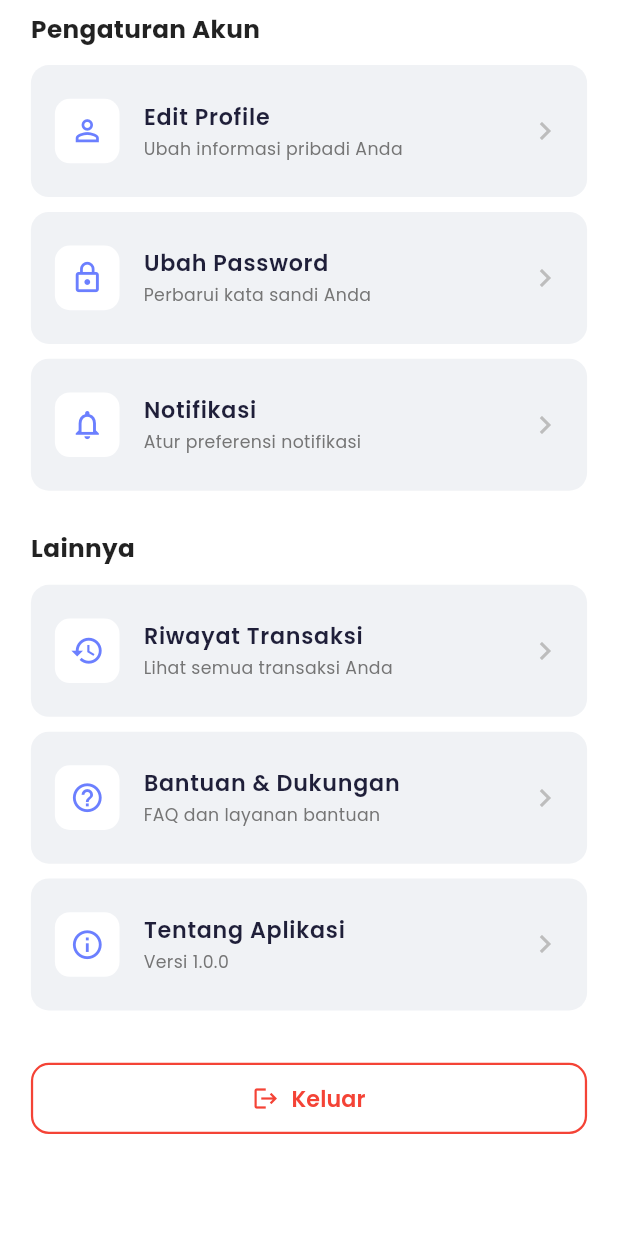
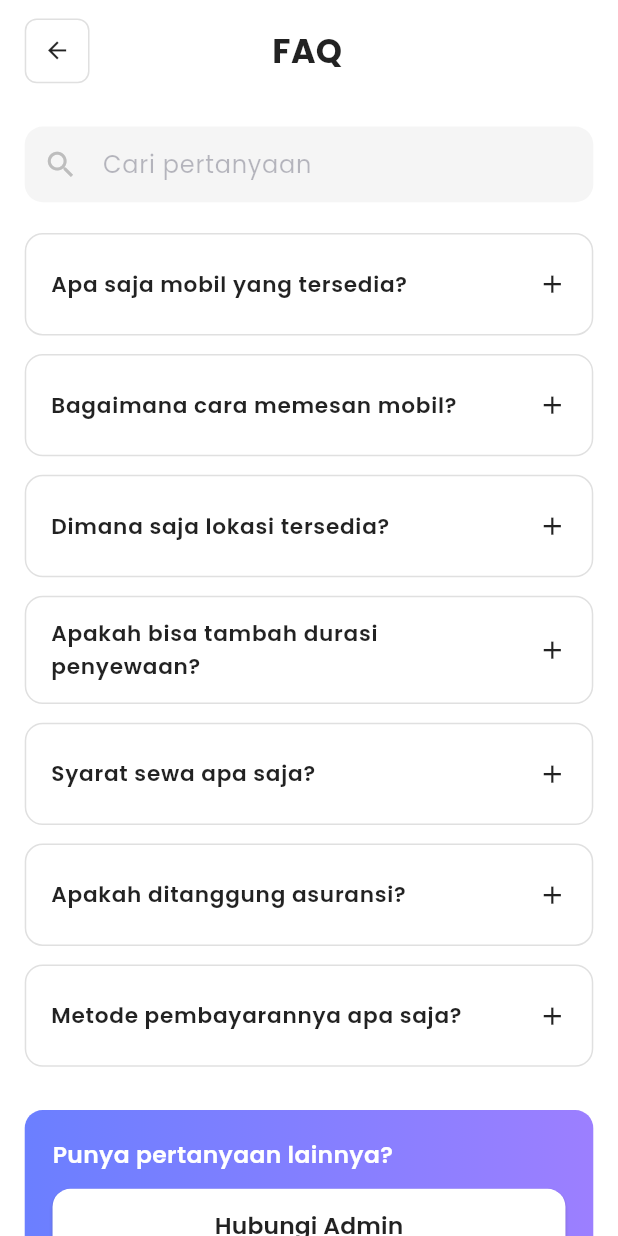
Before and after one commit to Why-sptr/Rent-App, a Flutter app: the ProfilePage screen opened directly with empty values, scrolled down 516 dp, after a tap on "Bantuan & Dukungan", on a phone screen of 412 x 824 dp. Run offline on Flutter 3.47's test engine with Material 3 defaults, Android fonts, the phone set to English and light mode, and no system bars; our stand-ins replace flutter_map, google_fonts, latlong2.

Commit message:
faet: create faq

```diff
--- /dev/null
+++ b/lib/pages/faq_page.dart
@@ -0,0 +1,269 @@
+import 'package:flutter/material.dart';
+import 'package:rent_app/config/app_colors.dart';
+import 'package:rent_app/config/app_constants.dart';
+import 'package:rent_app/config/app_text_styles.dart';
+
+class FaqPage extends StatefulWidget {
+  const FaqPage({super.key});
+
+  @override
+  State<FaqPage> createState() => _FaqPageState();
+}
+
+class _FaqPageState extends State<FaqPage> {
+  int? expandedIndex;
+
+  final List<Map<String, String>> faqItems = [
+    {
+      'question': 'Apa saja mobil yang tersedia?',
+      'answer': 'Kami menyediakan berbagai jenis mobil mulai dari city car, SUV, MPV, hingga mobil mewah. Semua mobil dalam kondisi terawat dan siap pakai.',
+    },
+    {
+      'question': 'Bagaimana cara memesan mobil?',
+      'answer': 'Caranya adalah pilih mobil yang ingin kamu pesan selanjutnya tentukan lokasi dan durasi. Setelah itu bayar dan tunjukan QR ke admin',
+    },
+    {
+      'question': 'Dimana saja lokasi tersedia?',
+      'answer': 'Kami melayani penyewaan di seluruh kota besar di Indonesia seperti Jakarta, Bandung, Surabaya, Semarang, Yogyakarta, dan kota-kota lainnya.',
+    },
+    {
+      'question': 'Apakah bisa tambah durasi penyewaan?',
+      'answer': 'Tentu bisa! Anda dapat menghubungi admin kami untuk perpanjangan durasi sewa. Biaya tambahan akan dihitung secara proporsional.',
+    },
+    {
+      'question': 'Syarat sewa apa saja?',
+      'answer': 'Syarat sewa meliputi: KTP asli, SIM A yang masih berlaku, deposit sesuai jenis mobil, dan mengisi formulir penyewaan.',
+    },
+    {
+      'question': 'Apakah ditanggung asuransi?',
+      'answer': 'Ya, semua mobil yang disewakan sudah tercover asuransi all risk. Namun ada ketentuan khusus untuk klaim yang dapat Anda tanyakan ke admin.',
+    },
+    {
+      'question': 'Metode pembayarannya apa saja?',
+      'answer': 'Kami menerima pembayaran melalui transfer bank, e-wallet (GoPay, OVO, Dana), dan kartu kredit/debit.',
+    },
+  ];
+
+  @override
+  Widget build(BuildContext context) {
+    final screenHeight = MediaQuery.of(context).size.height;
+    final screenWidth = MediaQuery.of(context).size.width;
+
+    return Scaffold(
+      backgroundColor: AppColors.backgroundWhite,
+      body: SafeArea(
+        child: ListView(
+          padding: EdgeInsets.zero,
+          children: [
+            // Header
+            Padding(
+              padding: EdgeInsets.symmetric(
+                horizontal: screenWidth * 0.04,
+                vertical: screenHeight * 0.015,
+              ),
+              child: Row(
+                children: [
+                  GestureDetector(
+                    onTap: () => Navigator.pop(context),
+                    child: Container(
+                      padding: EdgeInsets.all(screenWidth * 0.028),
+                      decoration: BoxDecoration(
+                        border: Border.all(
+                          color: Colors.grey[300]!,
+                          width: 1,
+                        ),
+                        borderRadius: BorderRadius.circular(8),
+                      ),
+                      child: Icon(
+                        Icons.arrow_back,
+                        color: AppColors.textBlack,
+                        size: screenHeight * 0.022,
+                      ),
+                    ),
+                  ),
+                  Expanded(
+                    child: Text(
+                      'FAQ',
+                      textAlign: TextAlign.center,
+                      style: TextStyle(
+                        fontSize: screenHeight * 0.027,
+                        fontWeight: FontWeight.bold,
+                        color: AppColors.textBlack,
+                      ),
+                    ),
+                  ),
+                  SizedBox(width: screenWidth * 0.11),
+                ],
+              ),
+            ),
+
+            SizedBox(height: screenHeight * 0.02),
+
+            // Search Bar
+            Padding(
+              padding: EdgeInsets.symmetric(horizontal: screenWidth * 0.04),
+              child: Container(
+                decoration: BoxDecoration(
+                  color: AppColors.backgroundLightGrey,
+                  borderRadius: BorderRadius.circular(AppConstants.borderRadiusMedium),
+                ),
+                child: TextField(
+                  decoration: InputDecoration(
+                    hintText: 'Cari pertanyaan',
+                    hintStyle: AppTextStyles.hint(context),
+                    prefixIcon: Icon(
+                      Icons.search,
+                      color: Colors.grey[400],
+                      size: screenHeight * 0.028,
+                    ),
+                    border: InputBorder.none,
+                    contentPadding: EdgeInsets.symmetric(
+                      vertical: screenHeight * 0.016,
+                    ),
+                  ),
+                ),
+              ),
+            ),
+
+            SizedBox(height: screenHeight * 0.025),
+
+            // FAQ Items
+            Padding(
+              padding: EdgeInsets.symmetric(horizontal: screenWidth * 0.04),
+              child: Column(
+                children: [
+                  // FAQ Items
+                  ...List.generate(faqItems.length, (index) {
+                    final isExpanded = expandedIndex == index;
+                    return Container(
+                      margin: EdgeInsets.only(bottom: screenHeight * 0.015),
+                      decoration: BoxDecoration(
+                        color: AppColors.backgroundWhite,
+                        borderRadius: BorderRadius.circular(AppConstants.borderRadiusMedium),
+                        border: Border.all(
+                          color: Colors.grey[300]!,
+                          width: 1,
+                        ),
+                      ),
+                      child: Theme(
+                        data: Theme.of(context).copyWith(
+                          dividerColor: Colors.transparent,
+                        ),
+                        child: ExpansionTile(
+                          tilePadding: EdgeInsets.symmetric(
+                            horizontal: screenWidth * 0.04,
+                            vertical: screenHeight * 0.005,
+                          ),
+                          title: Text(
+                            faqItems[index]['question']!,
+                            style: TextStyle(
+                              fontSize: screenHeight * 0.0175,
+                              fontWeight: FontWeight.w600,
+                              color: AppColors.textBlack,
+                            ),
+                          ),
+                          trailing: Icon(
+                            isExpanded ? Icons.remove : Icons.add,
+                            color: AppColors.textBlack,
+                            size: screenHeight * 0.024,
+                          ),
+                          onExpansionChanged: (expanded) {
+                            setState(() {
+                              expandedIndex = expanded ? index : null;
+                            });
+                          },
+                          children: [
+                            Padding(
+                              padding: EdgeInsets.fromLTRB(
+                                screenWidth * 0.04,
+                                0,
+                                screenWidth * 0.04,
+                                screenHeight * 0.02,
+                              ),
+                              child: Text(
+                                faqItems[index]['answer']!,
+                                style: TextStyle(
+                                  fontSize: screenHeight * 0.016,
+                                  color: Colors.grey[600],
+                                  height: 1.5,
+                                ),
+                              ),
+                            ),
+                          ],
+                        ),
+                      ),
+                    );
+                  }),
+
+                  SizedBox(height: screenHeight * 0.02),
+
+                  // Bottom Section - Punya pertanyaan lainnya
+                  Container(
+                    margin: EdgeInsets.only(bottom: screenHeight * 0.03),
+                    padding: EdgeInsets.symmetric(
+                      horizontal: screenWidth * 0.045,
+                      vertical: screenHeight * 0.022,
+                    ),
+                    decoration: BoxDecoration(
+                      gradient: const LinearGradient(
+                        colors: [AppColors.gradientStart1, AppColors.gradientEnd1],
+                        begin: Alignment.centerLeft,
+                        end: Alignment.centerRight,
+                      ),
+                      borderRadius: BorderRadius.circular(AppConstants.borderRadiusMedium),
+                    ),
+                    child: Column(
+                      crossAxisAlignment: CrossAxisAlignment.start,
+                      children: [
+                        Text(
+                          'Punya pertanyaan lainnya?',
+                          style: TextStyle(
+                            fontSize: screenHeight * 0.019,
+                            fontWeight: FontWeight.w600,
+                            color: AppColors.textWhite,
+                          ),
+                        ),
+                        SizedBox(height: screenHeight * 0.015),
+                        SizedBox(
+                          width: double.infinity,
+                          child: ElevatedButton(
+                            onPressed: () {
+                              // Action untuk hubungi admin
+                              ScaffoldMessenger.of(context).showSnackBar(
+                                const SnackBar(
+                                  content: Text('Menghubungi admin...'),
+                                  backgroundColor: AppColors.primaryBlue,
+                                ),
+                              );
+                            },
+                            style: ElevatedButton.styleFrom(
+                              backgroundColor: AppColors.backgroundWhite,
+                              padding: EdgeInsets.symmetric(
+                                vertical: screenHeight * 0.016,
+                              ),
+                              shape: RoundedRectangleBorder(
+                                borderRadius: BorderRadius.circular(AppConstants.borderRadiusMedium),
+                              ),
+                            ),
+                            child: Text(
+                              'Hubungi Admin',
+                              style: TextStyle(
+                                fontSize: screenHeight * 0.019,
+                                fontWeight: FontWeight.w600,
+                                color: AppColors.textBlack,
+                              ),
+                            ),
+                          ),
+                        ),
+                      ],
+                    ),
+                  ),
+                ],
+              ),
+            ),
+          ],
+        ),
+      ),
+    );
+  }
+}
--- a/lib/pages/profile_page.dart
+++ b/lib/pages/profile_page.dart
@@ -1,6 +1,7 @@
 import 'package:flutter/material.dart';
 import 'package:rent_app/pages/login_page.dart';
 import 'package:rent_app/pages/edit_profile_page.dart';
+import 'package:rent_app/pages/faq_page.dart';
 import 'package:rent_app/config/app_colors.dart';
 import 'package:rent_app/config/app_constants.dart';
 import 'package:rent_app/config/app_text_styles.dart';
@@ -330,7 +331,14 @@ class ProfilePage extends StatelessWidget {
                       icon: Icons.help_outline,
                       title: 'Bantuan & Dukungan',
                       subtitle: 'FAQ dan layanan bantuan',
-                      onTap: () {},
+                      onTap: () {
+                        Navigator.push(
+                          context,
+                          MaterialPageRoute(
+                            builder: (context) => const FaqPage(),
+                          ),
+                        );
+                      },
                     ),
                     _buildMenuItem(
                       context,
```
